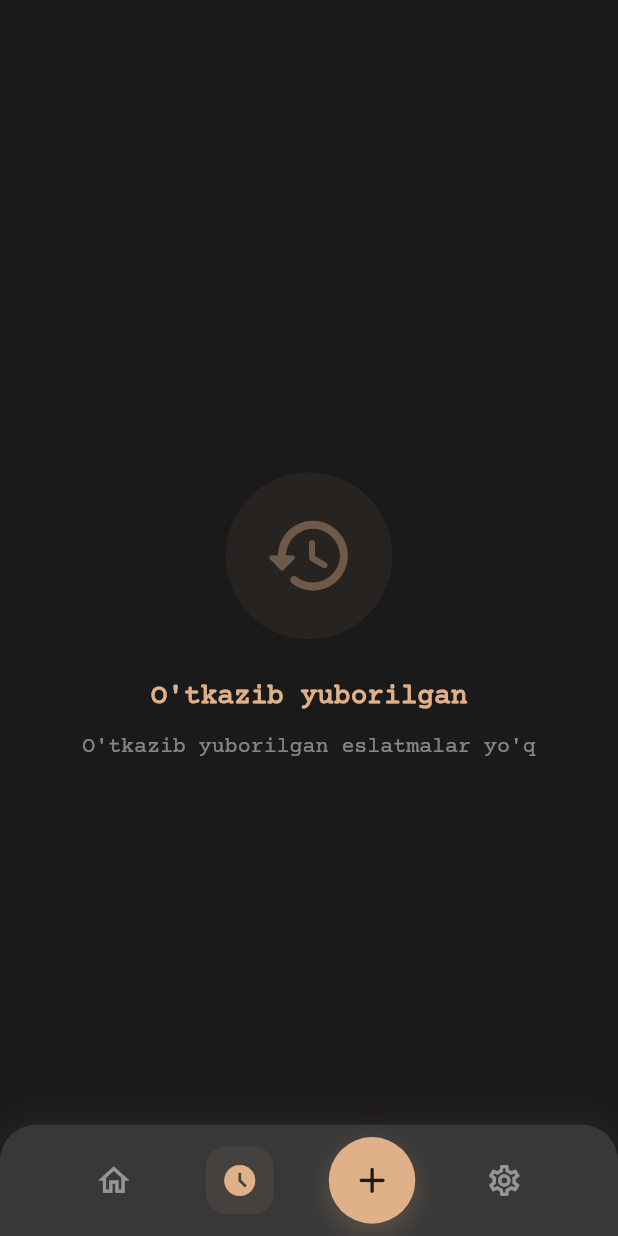
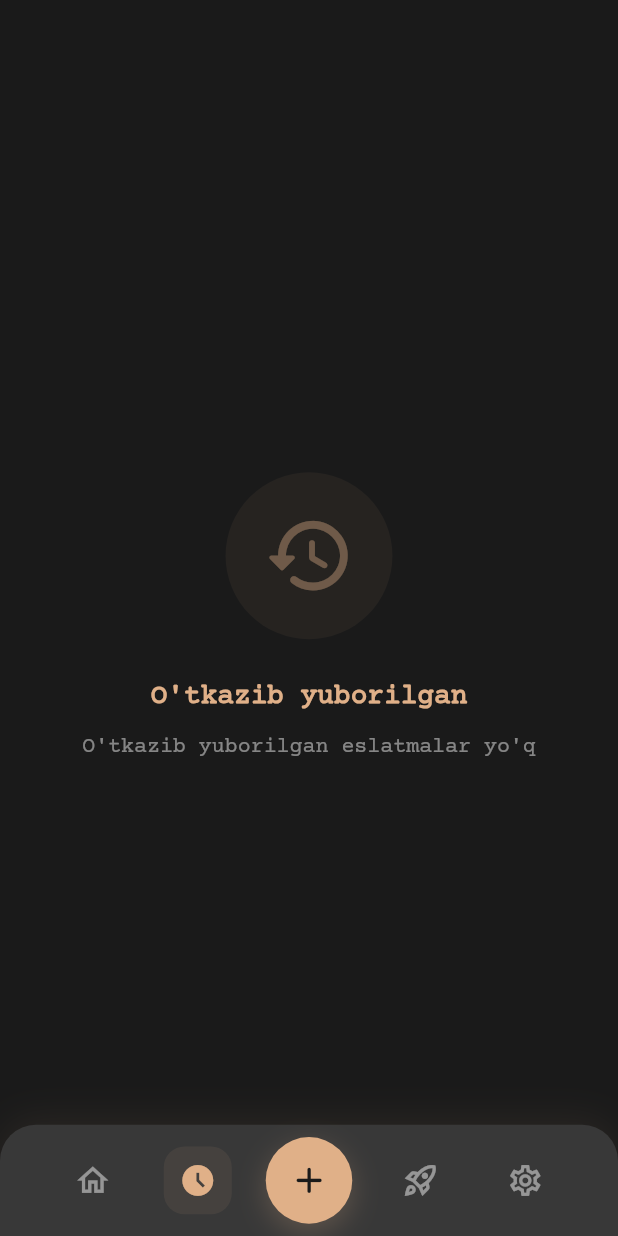
Before and after one commit to alisheraxmedov/Notes, a Flutter app: the screen it shows after launch, item 2 of the bottom bar chosen, on a phone screen of 412 x 824 dp. Run offline on Flutter 3.47's test engine with Material 3 defaults, Android fonts, the phone set to English and light mode, and no system bars; our stand-ins replace dio, drift, drift_flutter, easy_localization, firebase_core, firebase_messaging and 4 more; missing offline and left inert: flutter_quill; accounts and stored records are empty; generated files the repository leaves out were written again; project files that could hold a hidden picture were left out.

Commit message:
feat: Add Coming Soon page with premium features, implement missed notes logic, update translations, and refactor UI components

```diff
--- a/lib/core/const/nav_pages.dart
+++ b/lib/core/const/nav_pages.dart
@@ -1,4 +1,5 @@
 import 'package:flutter/material.dart';
+import 'package:notes/features/coming_soon/view/coming_soon_page.dart';
 import 'package:notes/features/home/view/home_view.dart';
 import 'package:notes/features/missed_notes/view/missed_notes_view.dart';
 import 'package:notes/features/settings/view/settings_view.dart';
@@ -7,6 +8,7 @@ class NavBarPages {
   static const List<Widget> pages = [
     HomeScreen(),
     MissedNotesScreen(),
+    ComingSoonPage(),
     SettingScreen(),
   ];
 }
--- a/lib/core/widgets/text.dart
+++ b/lib/core/widgets/text.dart
@@ -10,6 +10,7 @@ class TextWidget extends StatelessWidget {
   final FontStyle fontStyle;
   final Color textColor;
   final TextAlign textAlign;
+  final int? maxLines;
   const TextWidget({
     super.key,
     required this.width,
@@ -20,6 +21,7 @@ class TextWidget extends StatelessWidget {
     this.fontStyle = FontStyle.italic,
     this.textColor = ColorClass.black,
     this.textAlign = TextAlign.start,
+    this.maxLines,
   });
 
   @override
@@ -27,6 +29,8 @@ class TextWidget extends StatelessWidget {
     return Text(
       text,
       textAlign: textAlign,
+      maxLines: maxLines,
+      overflow: maxLines != null ? TextOverflow.ellipsis : null,
       style: Theme.of(context).textTheme.titleMedium!.copyWith(
             fontSize: fontSize,
             fontWeight: fontWeight,
--- a/lib/features/home/view/home_view.dart
+++ b/lib/features/home/view/home_view.dart
@@ -46,7 +46,7 @@ class _HomeScreenState extends State<HomeScreen> {
                     bottom: width * 0.05,
                   ),
                   child: Row(
-                    mainAxisAlignment: MainAxisAlignment.spaceBetween,
+                    mainAxisAlignment: MainAxisAlignment.center,
                     crossAxisAlignment: CrossAxisAlignment.center,
                     children: [
                       // App Title
--- a/lib/features/main/view/main_view.dart
+++ b/lib/features/main/view/main_view.dart
@@ -91,12 +91,20 @@ class MainScreen extends StatelessWidget {
                           },
                         ),
 
+                        //========== Coming Soon Tab ==========
+                        BottomNavItem(
+                          icon: Icons.rocket_launch_outlined,
+                          activeIcon: Icons.rocket_launch_rounded,
+                          isActive: controller.activeIndex.value == 2,
+                          onTap: () => controller.changeTab(2),
+                        ),
+
                         //========== Settings Tab ==========
                         BottomNavItem(
                           icon: Icons.settings_outlined,
                           activeIcon: Icons.settings_rounded,
-                          isActive: controller.activeIndex.value == 2,
-                          onTap: () => controller.changeTab(2),
+                          isActive: controller.activeIndex.value == 3,
+                          onTap: () => controller.changeTab(3),
                         ),
                       ],
                     ),
--- a/lib/features/missed_notes/view/missed_notes_view.dart
+++ b/lib/features/missed_notes/view/missed_notes_view.dart
@@ -1,6 +1,11 @@
 import 'package:easy_localization/easy_localization.dart';
 import 'package:flutter/material.dart';
+import 'package:get/get.dart' hide Trans;
+import 'package:notes/core/const/item_colors.dart';
+import 'package:notes/core/utils/date_formatter.dart';
+import 'package:notes/core/widgets/notes_card.dart';
 import 'package:notes/core/widgets/text.dart';
+import 'package:notes/features/note/controller/note_controller.dart';
 
 /// Screen for displaying missed / overdue notes.
 class MissedNotesScreen extends StatelessWidget {
@@ -10,11 +15,14 @@ class MissedNotesScreen extends StatelessWidget {
   Widget build(BuildContext context) {
     final double width = MediaQuery.sizeOf(context).width;
     final colorScheme = Theme.of(context).colorScheme;
+    final NoteController noteController = Get.find();
 
     return Scaffold(
       backgroundColor: colorScheme.surfaceDim,
       body: SafeArea(
-        child: Center(
+        child: Obx(() {
+          if (noteController.missedNotesList.isEmpty) {
+            return Center(
               child: Column(
                 mainAxisAlignment: MainAxisAlignment.center,
                 children: [
@@ -49,7 +57,65 @@ class MissedNotesScreen extends StatelessWidget {
                   ),
                 ],
               ),
+            );
+          }
+
+          return Column(
+            children: [
+              Padding(
+                padding: EdgeInsets.only(
+                  top: width * 0.04,
+                  bottom: width * 0.05,
+                  left: width * 0.05,
+                  right: width * 0.05,
                 ),
+                child: Row(
+                  mainAxisAlignment: MainAxisAlignment.spaceBetween,
+                  crossAxisAlignment: CrossAxisAlignment.center,
+                  children: [
+                    TextWidget(
+                      width: width,
+                      text: "missed_notes".tr(),
+                      fontSize: width * 0.075,
+                      fontWeight: FontWeight.w700,
+                      textColor: colorScheme.secondary,
+                    ),
+                  ],
+                ),
+              ),
+              Expanded(
+                child: Padding(
+                  padding: EdgeInsets.symmetric(horizontal: width * 0.05),
+                  child: ListView.builder(
+                    physics: const BouncingScrollPhysics(),
+                    itemCount: noteController.missedNotesList.length,
+                    itemBuilder: (context, index) {
+                      final note = noteController.missedNotesList[index];
+                      // Use negative index or special handling if needed,
+                      // but NoteCard just needs an index for color generation.
+                      // We can just use the index here.
+
+                      return NoteCard(
+                        id: note.id,
+                        index: index,
+                        width: width,
+                        title: note.title,
+                        content: note.content,
+                        editedDate:
+                            "${"edited".tr()}: ${DateFormatter.formatDate(note.date)} ${note.time}",
+                        color: ItemsColor.getColors(context)[
+                            index % ItemsColor.getColors(context).length],
+                        reTime: note.nDate == "Date" || note.nDate == null
+                            ? "${"reminder_time".tr()}: ${"not_specified".tr()}"
+                            : "${"reminder_time".tr()}: ${DateFormatter.formatDate(note.nDate)} ${note.nTime}",
+                      );
+                    },
+                  ),
+                ),
+              ),
+            ],
+          );
+        }),
       ),
     );
   }
--- a/lib/features/note/view/add_note_view.dart
+++ b/lib/features/note/view/add_note_view.dart
@@ -324,7 +324,7 @@ class AddNoteScreenState extends State<AddNoteScreen> {
                     title: _titleController.text,
                     content: _getContentAsJson(),
                     date:
-                        "${dateTime.day.toString().padLeft(2, '0')}:${dateTime.month.toString().padLeft(2, '0')}:${dateTime.year}",
+                        "${dateTime.year}-${dateTime.month.toString().padLeft(2, '0')}-${dateTime.day.toString().padLeft(2, '0')}",
                     time:
                         "${dateTime.hour.toString().padLeft(2, '0')}:${dateTime.minute.toString().padLeft(2, '0')}",
                     nDate: noteController.notificationDate.value,
@@ -337,7 +337,7 @@ class AddNoteScreenState extends State<AddNoteScreen> {
                     title: _titleController.text,
                     content: _getContentAsJson(),
                     date:
-                        "${dateTime.day.toString().padLeft(2, '0')}:${dateTime.month.toString().padLeft(2, '0')}:${dateTime.year}",
+                        "${dateTime.year}-${dateTime.month.toString().padLeft(2, '0')}-${dateTime.day.toString().padLeft(2, '0')}",
                     time:
                         "${dateTime.hour.toString().padLeft(2, '0')}:${dateTime.minute.toString().padLeft(2, '0')}",
                     nDate: noteController.notificationDate.value,
--- a/pubspec.yaml
+++ b/pubspec.yaml
@@ -52,6 +52,7 @@ flutter:
   assets:
     - assets/icons/1024.png
     - assets/icons/
+    - assets/images/
     - assets/lottie/
     - assets/translations/
   #   - images/a_dot_ham.jpeg
```
Also changed, not shown: assets/translations/en.json (+11 -1 lines), assets/translations/ru.json (+11 -1 lines), assets/translations/uz.json (+11 -1 lines), lib/core/utils/date_formatter.dart (+17 -0 lines), lib/core/widgets/feature_card.dart (added, +114 -0 lines), lib/features/coming_soon/view/coming_soon_page.dart (added, +146 -0 lines), lib/features/note/controller/note_controller.dart (+45 -1 lines), assets/images/ai_summary.png (added), assets/images/ai_voice.png (added), assets/images/multi_device.png (added), assets/images/share_notes.png (added), pubspec.lock, 1 other file. Lines whose indentation alone changed are shown as unchanged.
